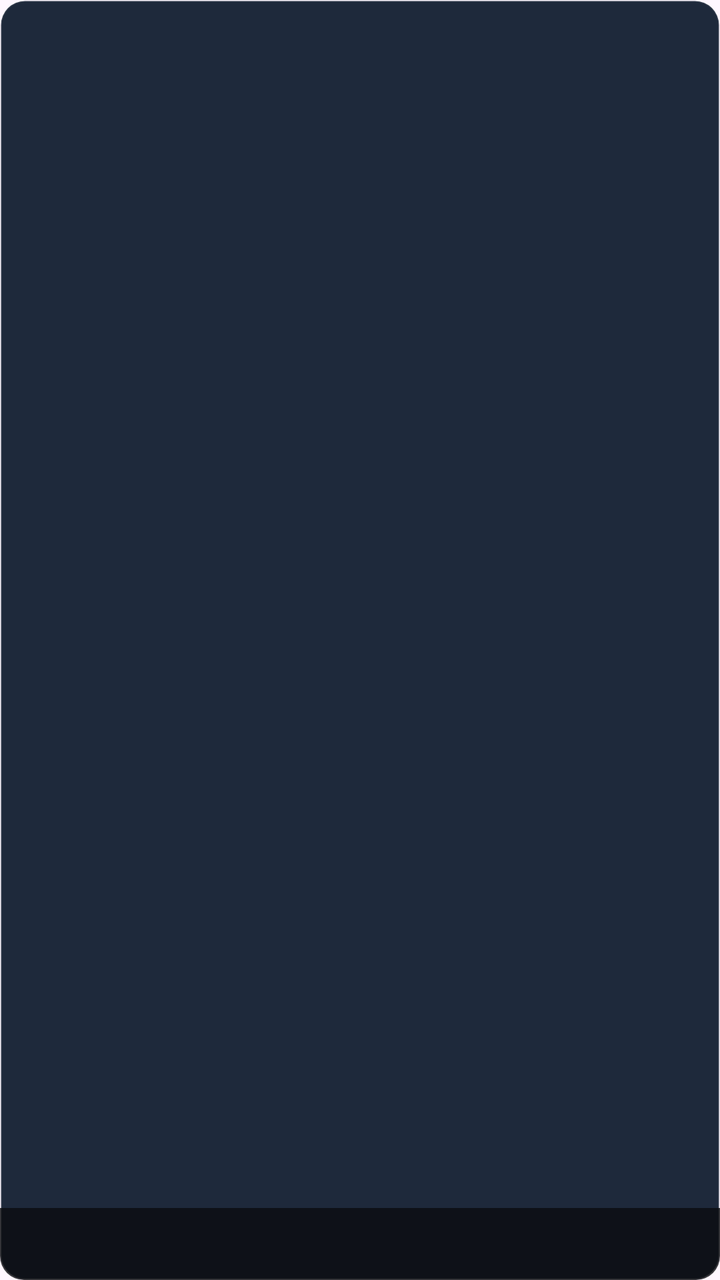
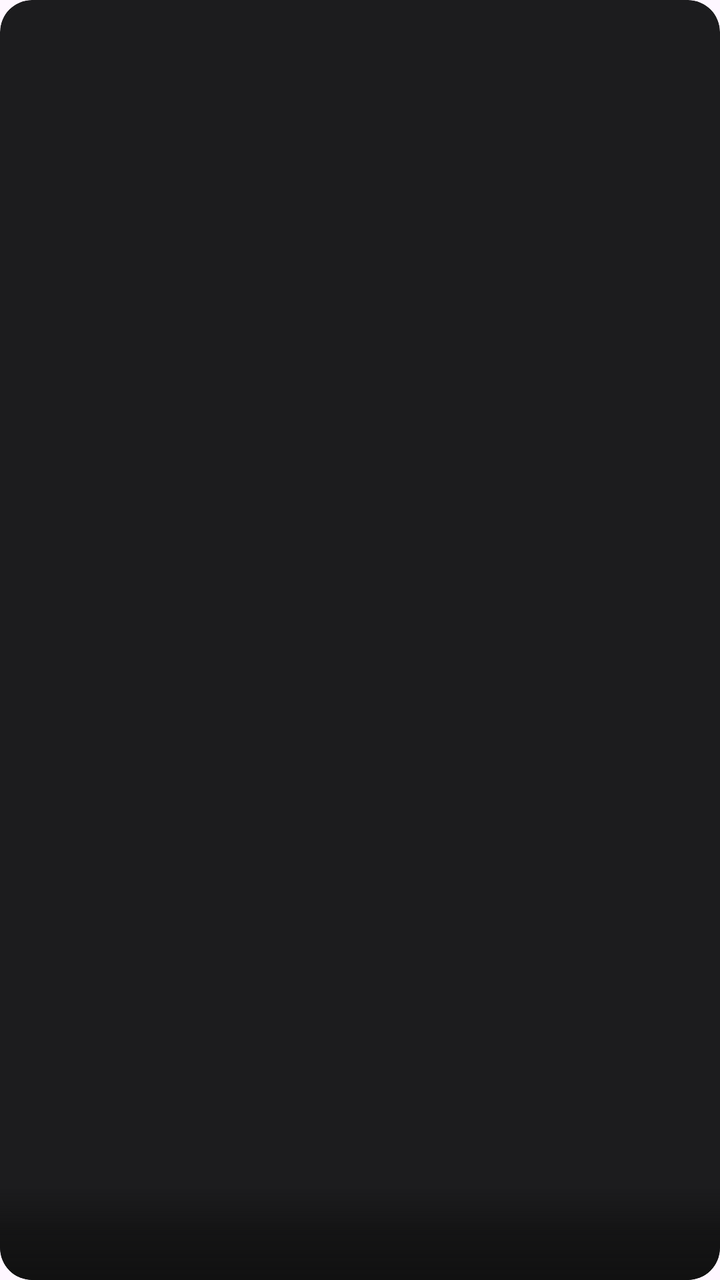

Before-and-after screenshots of an Android layout around one commit, followed by the original layout XML and the change that was made.
<!-- AndroidManifest.xml: another module's application theme Theme.YuanBaoTv -->
<!-- res/layout/item_episode_card.xml -->
<?xml version="1.0" encoding="utf-8"?>
<androidx.constraintlayout.widget.ConstraintLayout xmlns:android="http://schemas.android.com/apk/res/android"
    xmlns:app="http://schemas.android.com/apk/res-auto"
    android:id="@+id/card_container"
    android:foreground="@drawable/bg_card_focus_foreground"
    android:clipToOutline="true"
    android:layout_width="match_parent"
    android:layout_height="@dimen/ui_episode_height"
    android:layout_marginBottom="@dimen/feature_res_spacing_small"
    android:background="@drawable/bg_tv_focus_ring"
    android:focusable="true">
    <ImageView android:id="@+id/iv_thumbnail" android:layout_width="0dp" android:layout_height="0dp" android:scaleType="centerCrop" app:layout_constraintBottom_toBottomOf="parent" app:layout_constraintEnd_toEndOf="parent" app:layout_constraintStart_toStartOf="parent" app:layout_constraintTop_toTopOf="parent" />
    <TextView android:id="@+id/tv_badge" android:layout_width="wrap_content" android:layout_height="wrap_content" android:layout_marginTop="4dp" android:layout_marginEnd="4dp" android:paddingHorizontal="4dp" android:paddingVertical="2dp" android:textColor="@color/tv_text_primary" android:textSize="@dimen/ui_text_caption" app:layout_constraintEnd_toEndOf="parent" app:layout_constraintTop_toTopOf="parent" />
    <View android:layout_width="0dp" android:layout_height="36dp" android:background="#CC0A0C10" app:layout_constraintBottom_toBottomOf="parent" app:layout_constraintEnd_toEndOf="parent" app:layout_constraintStart_toStartOf="parent" />
    <TextView android:id="@+id/tv_episode_num" android:layout_width="0dp" android:layout_height="wrap_content" android:layout_marginStart="6dp" android:layout_marginEnd="6dp" android:ellipsize="end" android:maxLines="1" android:textColor="@color/tv_text_primary" android:textSize="@dimen/ui_text_caption" android:textStyle="bold" app:layout_constraintBottom_toTopOf="@id/tv_episode_title" app:layout_constraintEnd_toEndOf="parent" app:layout_constraintStart_toStartOf="parent" />
    <TextView android:id="@+id/tv_episode_title" android:layout_width="0dp" android:layout_height="wrap_content" android:layout_marginStart="6dp" android:layout_marginEnd="6dp" android:layout_marginBottom="5dp" android:ellipsize="end" android:maxLines="1" android:textColor="@color/tv_text_secondary" android:textSize="@dimen/ui_text_caption" app:layout_constraintBottom_toBottomOf="parent" app:layout_constraintEnd_toEndOf="parent" app:layout_constraintStart_toStartOf="parent" />
</androidx.constraintlayout.widget.ConstraintLayout>
<!-- resources referenced by this layout -->
<resources>
  <color name="tv_text_primary">#E5E2E1</color>
  <color name="tv_text_secondary">#D3C5AF</color>
  <!-- drawable bg_card_focus_foreground (drawable) -->
  <?xml version="1.0" encoding="utf-8"?>
  <selector xmlns:android="http://schemas.android.com/apk/res/android">
      <item android:state_focused="true"><shape android:shape="rectangle"><solid android:color="@android:color/transparent"/><corners android:radius="16dp"/><stroke android:width="2dp" android:color="@color/tv_focus_ring"/></shape></item>
      <item ><shape android:shape="rectangle"><solid android:color="@android:color/transparent"/><corners android:radius="16dp"/></shape></item>
  </selector>
  <!-- drawable bg_tv_focus_ring (drawable) -->
  <?xml version="1.0" encoding="utf-8"?>
  <selector xmlns:android="http://schemas.android.com/apk/res/android">
      <item android:state_focused="true">
          <shape android:shape="rectangle">
              <solid android:color="#263B82F6" />
              <stroke android:width="3dp" android:color="@color/tv_focus_ring" />
              <corners android:radius="12dp" />
          </shape>
      </item>
      <item>
          <shape android:shape="rectangle">
              <solid android:color="@color/tv_bg_card" />
              <stroke android:width="1dp" android:color="#1AFFFFFF" />
              <corners android:radius="12dp" />
          </shape>
      </item>
  </selector>
  <style name="Theme.YuanBaoTv" parent="Theme.Material3.DayNight.NoActionBar">
          <item name="colorPrimary">@color/primary</item>
          <item name="colorOnPrimary">@color/on_primary</item>
          <item name="android:statusBarColor">@android:color/transparent</item>
          <item name="android:navigationBarColor">@android:color/transparent</item>
          <item name="android:windowLightStatusBar">false</item>
          <item name="buttonStyle">@style/Widget.YuanBaoTv.Button</item>
      </style>
  <color name="tv_focus_ring">#84F5E8</color>
  <color name="tv_bg_card">#1E293B</color>
  <color name="primary">#1B5E20</color>
  <color name="on_primary">#FFFFFF</color>
  <style name="Widget.YuanBaoTv.Button" parent="Widget.AppCompat.Button">
          <item name="android:backgroundTint">@null</item>
          <item name="backgroundTint">@null</item>
          <item name="android:textAllCaps">false</item>
      </style>
  <!-- unchanged entries left out for length: 3 -->
</resources>

<!-- the commit's change to res/layout/item_episode_card.xml (unified diff, before → after) -->
@@ -10,8 +10,8 @@
     android:background="@drawable/bg_tv_focus_ring"
     android:focusable="true">
     <ImageView android:id="@+id/iv_thumbnail" android:layout_width="0dp" android:layout_height="0dp" android:scaleType="centerCrop" app:layout_constraintBottom_toBottomOf="parent" app:layout_constraintEnd_toEndOf="parent" app:layout_constraintStart_toStartOf="parent" app:layout_constraintTop_toTopOf="parent" />
-    <TextView android:id="@+id/tv_badge" android:layout_width="wrap_content" android:layout_height="wrap_content" android:layout_marginTop="4dp" android:layout_marginEnd="4dp" android:paddingHorizontal="4dp" android:paddingVertical="2dp" android:textColor="@color/tv_text_primary" android:textSize="@dimen/ui_text_caption" app:layout_constraintEnd_toEndOf="parent" app:layout_constraintTop_toTopOf="parent" />
-    <View android:layout_width="0dp" android:layout_height="36dp" android:background="#CC0A0C10" app:layout_constraintBottom_toBottomOf="parent" app:layout_constraintEnd_toEndOf="parent" app:layout_constraintStart_toStartOf="parent" />
-    <TextView android:id="@+id/tv_episode_num" android:layout_width="0dp" android:layout_height="wrap_content" android:layout_marginStart="6dp" android:layout_marginEnd="6dp" android:ellipsize="end" android:maxLines="1" android:textColor="@color/tv_text_primary" android:textSize="@dimen/ui_text_caption" android:textStyle="bold" app:layout_constraintBottom_toTopOf="@id/tv_episode_title" app:layout_constraintEnd_toEndOf="parent" app:layout_constraintStart_toStartOf="parent" />
-    <TextView android:id="@+id/tv_episode_title" android:layout_width="0dp" android:layout_height="wrap_content" android:layout_marginStart="6dp" android:layout_marginEnd="6dp" android:layout_marginBottom="5dp" android:ellipsize="end" android:maxLines="1" android:textColor="@color/tv_text_secondary" android:textSize="@dimen/ui_text_caption" app:layout_constraintBottom_toBottomOf="parent" app:layout_constraintEnd_toEndOf="parent" app:layout_constraintStart_toStartOf="parent" />
+    <TextView android:id="@+id/tv_badge" android:layout_width="wrap_content" android:layout_height="wrap_content" android:layout_marginTop="4dp" android:layout_marginEnd="4dp" android:paddingHorizontal="6dp" android:paddingVertical="2dp" android:textColor="@color/tv_text_primary" android:textSize="@dimen/ui_text_caption" app:layout_constraintEnd_toEndOf="parent" app:layout_constraintTop_toTopOf="parent" />
+    <View android:layout_width="0dp" android:layout_height="48dp" android:background="@drawable/bg_card_scrim_bottom" app:layout_constraintBottom_toBottomOf="parent" app:layout_constraintEnd_toEndOf="parent" app:layout_constraintStart_toStartOf="parent" />
+    <TextView android:id="@+id/tv_episode_num" android:layout_width="0dp" android:layout_height="wrap_content" android:layout_marginStart="8dp" android:layout_marginEnd="8dp" android:ellipsize="end" android:maxLines="1" android:textColor="@color/tv_accent_cyan" android:textSize="@dimen/ui_text_caption" android:textStyle="bold" app:layout_constraintBottom_toTopOf="@id/tv_episode_title" app:layout_constraintEnd_toEndOf="parent" app:layout_constraintStart_toStartOf="parent" />
+    <TextView android:id="@+id/tv_episode_title" android:layout_width="0dp" android:layout_height="wrap_content" android:layout_marginStart="8dp" android:layout_marginEnd="8dp" android:layout_marginBottom="6dp" android:ellipsize="end" android:maxLines="1" android:textColor="@color/tv_text_body" android:textSize="@dimen/ui_text_caption" app:layout_constraintBottom_toBottomOf="parent" app:layout_constraintEnd_toEndOf="parent" app:layout_constraintStart_toStartOf="parent" />
 </androidx.constraintlayout.widget.ConstraintLayout>
<!-- resource entries referenced after the edit -->
@@ -1,48 +1,95 @@
 <!-- resources referenced by this layout -->
 <resources>
-  <color name="tv_text_primary">#E5E2E1</color>
-  <color name="tv_text_secondary">#D3C5AF</color>
+  <color name="tv_accent_cyan">#F2F2F7</color>
+  <color name="tv_text_body">#E5E5EA</color>
+  <color name="tv_text_primary">#F5F5F7</color>
+  <color name="tv_text_secondary">#B0B0B6</color>
   <!-- drawable bg_card_focus_foreground (drawable) -->
   <?xml version="1.0" encoding="utf-8"?>
-  <selector xmlns:android="http://schemas.android.com/apk/res/android">
-      <item android:state_focused="true"><shape android:shape="rectangle"><solid android:color="@android:color/transparent"/><corners android:radius="16dp"/><stroke android:width="2dp" android:color="@color/tv_focus_ring"/></shape></item>
-      <item ><shape android:shape="rectangle"><solid android:color="@android:color/transparent"/><corners android:radius="16dp"/></shape></item>
-  </selector>
+  <ripple xmlns:android="http://schemas.android.com/apk/res/android" android:color="#1FFFFFFF"><item><selector>
+      <item android:state_focused="true">
+          <shape android:shape="rectangle">
+              <solid android:color="@android:color/transparent"/>
+              <corners android:radius="@dimen/ui_card_corner_radius"/>
+              <stroke android:width="3dp" android:color="@color/tv_focus_ring"/>
+          </shape>
+      </item>
+      <item>
+          <shape android:shape="rectangle">
+              <solid android:color="@android:color/transparent"/>
+              <corners android:radius="@dimen/ui_card_corner_radius"/>
+          </shape>
+      </item>
+  </selector></item><item android:id="@android:id/mask"><shape><solid android:color="@android:color/white"/><corners android:radius="@dimen/ui_card_corner_radius"/></shape></item></ripple>
+  <!-- drawable bg_card_scrim_bottom (drawable) -->
+  <?xml version="1.0" encoding="utf-8"?>
+  <shape xmlns:android="http://schemas.android.com/apk/res/android"
+      android:shape="rectangle">
+      <gradient
+          android:angle="90"
+          android:startColor="#F5101010"
+          android:centerColor="#B3101010"
+          android:endColor="#00101010"
+          android:type="linear" />
+      <corners
+          android:bottomLeftRadius="@dimen/ui_card_corner_radius"
+          android:bottomRightRadius="@dimen/ui_card_corner_radius" />
+  </shape>
   <!-- drawable bg_tv_focus_ring (drawable) -->
   <?xml version="1.0" encoding="utf-8"?>
   <selector xmlns:android="http://schemas.android.com/apk/res/android">
       <item android:state_focused="true">
           <shape android:shape="rectangle">
-              <solid android:color="#263B82F6" />
+              <solid android:color="#26FFFFFF" />
               <stroke android:width="3dp" android:color="@color/tv_focus_ring" />
-              <corners android:radius="12dp" />
+              <corners android:radius="16dp" />
           </shape>
       </item>
       <item>
           <shape android:shape="rectangle">
               <solid android:color="@color/tv_bg_card" />
-              <stroke android:width="1dp" android:color="#1AFFFFFF" />
-              <corners android:radius="12dp" />
+              <corners android:radius="16dp" />
           </shape>
       </item>
   </selector>
   <style name="Theme.YuanBaoTv" parent="Theme.Material3.DayNight.NoActionBar">
           <item name="colorPrimary">@color/primary</item>
           <item name="colorOnPrimary">@color/on_primary</item>
+          <item name="colorSecondary">@color/tv_accent_gold</item>
+          <item name="colorSurface">@color/tv_bg_dark</item>
+          <item name="colorOnSurface">@color/tv_text_primary</item>
+          <item name="colorSurfaceVariant">@color/tv_bg_card</item>
+          <item name="colorOnSurfaceVariant">@color/tv_text_secondary</item>
           <item name="android:statusBarColor">@android:color/transparent</item>
           <item name="android:navigationBarColor">@android:color/transparent</item>
           <item name="android:windowLightStatusBar">false</item>
+          <item name="android:windowBackground">@color/tv_bg_dark</item>
           <item name="buttonStyle">@style/Widget.YuanBaoTv.Button</item>
       </style>
-  <color name="tv_focus_ring">#84F5E8</color>
-  <color name="tv_bg_card">#1E293B</color>
-  <color name="primary">#1B5E20</color>
-  <color name="on_primary">#FFFFFF</color>
+  <dimen name="ui_card_corner_radius">16dp</dimen>
+  <color name="tv_focus_ring">#F5F5F7</color>
+  <color name="tv_bg_card">#1C1C1E</color>
+  <color name="primary">#F2F2F7</color>
+  <color name="on_primary">#171719</color>
+  <color name="tv_accent_gold">#B0B0B6</color>
+  <color name="tv_bg_dark">#101010</color>
   <style name="Widget.YuanBaoTv.Button" parent="Widget.AppCompat.Button">
           <item name="android:backgroundTint">@null</item>
           <item name="backgroundTint">@null</item>
           <item name="android:textAllCaps">false</item>
+          <item name="android:minHeight">@dimen/ui_action_min_height</item>
+          <item name="android:paddingStart">20dp</item>
+          <item name="android:paddingEnd">20dp</item>
+          <item name="android:drawablePadding">8dp</item>
+          <item name="iconTint">@color/tv_button_text</item>
+          <item name="android:textColor">@color/tv_button_text</item>
+          <item name="android:textSize">@dimen/ui_text_action</item>
+          <item name="android:fontFamily">sans-serif-medium</item>
+          <item name="android:background">@drawable/bg_tv_button_focus</item>
       </style>
+  <dimen name="ui_action_min_height">48dp</dimen>
+  <dimen name="ui_text_action">14sp</dimen>
+  <!-- drawable bg_tv_button_focus: vector/xml drawable (drawable, 6630 chars, omitted) -->
   <!-- unchanged entries left out for length: 3 -->
 </resources>
 
